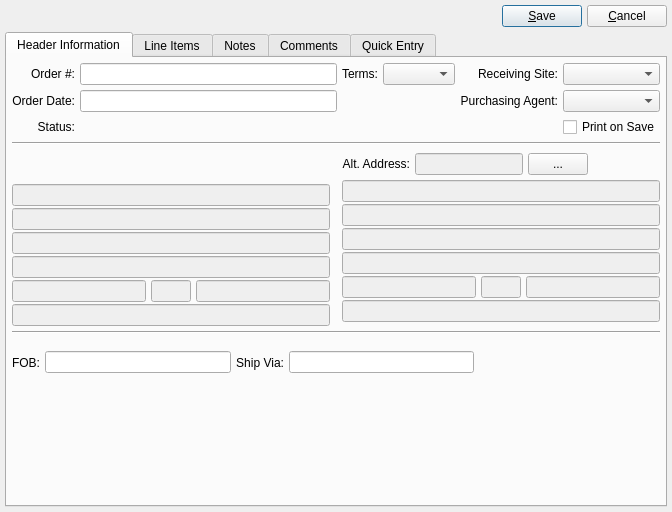
Qt form xtuple/trunk/guiclient/purchaseOrder.ui (WooodHead/xtuple) before a commit.
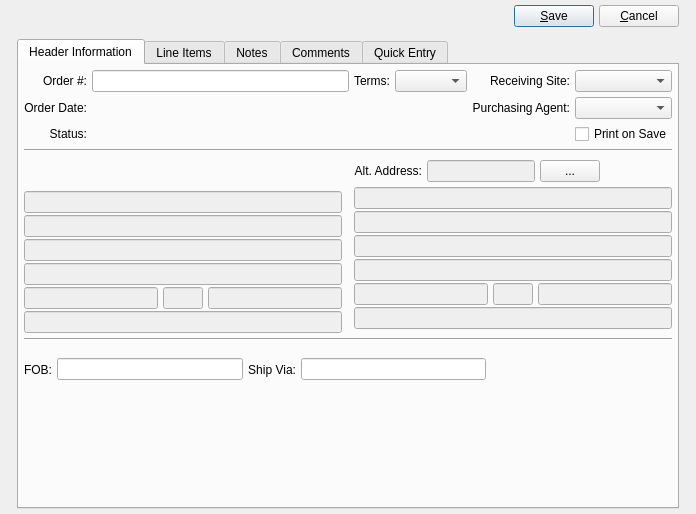
The same form after that commit. Custom widgets are drawn as their Qt base class.

Commit message: UI spacer tweaks so Mac look pretty one day.

Diff of the .ui file:
```diff
--- a/xtuple/trunk/guiclient/purchaseOrder.ui
+++ b/xtuple/trunk/guiclient/purchaseOrder.ui
@@ -5,8 +5,8 @@
    <rect>
     <x>0</x>
     <y>0</y>
-    <width>672</width>
-    <height>512</height>
+    <width>696</width>
+    <height>514</height>
    </rect>
   </property>
   <property name="windowTitle" >
@@ -15,6 +15,20 @@
   <widget class="QWidget" name="widget" >
    <layout class="QGridLayout" >
     <item row="0" column="0" >
+     <layout class="QGridLayout" >
+      <property name="leftMargin" >
+       <number>12</number>
+      </property>
+      <property name="rightMargin" >
+       <number>12</number>
+      </property>
+      <property name="horizontalSpacing" >
+       <number>12</number>
+      </property>
+      <property name="verticalSpacing" >
+       <number>12</number>
+      </property>
+      <item row="0" column="0" >
      <layout class="QHBoxLayout" >
       <item>
        <spacer>
@@ -1046,6 +1060,8 @@
      </widget>
     </item>
    </layout>
+    </item>
+   </layout>
   </widget>
  </widget>
  <layoutdefault spacing="5" margin="5" />
@@ -1068,7 +1084,7 @@
   </customwidget>
   <customwidget>
    <class>DLineEdit</class>
-   <extends>XLineEdit</extends>
+   <extends>QWidget</extends>
    <header>datecluster.h</header>
    <container>1</container>
   </customwidget>
```
Left out of the diff: 1 changed line with no effect on the pictures. Lines whose indentation alone changed are shown as unchanged. The commit also changes 5 other files.
